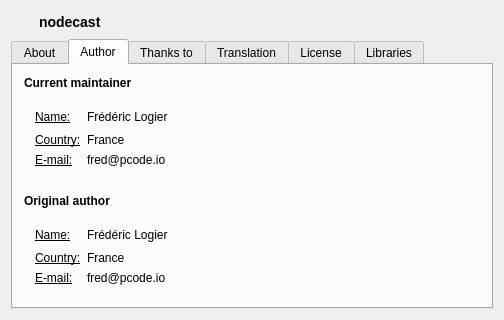
The window that src/about.ui (nodecast/nodecast) describes before a commit, drawn with Qt 5.
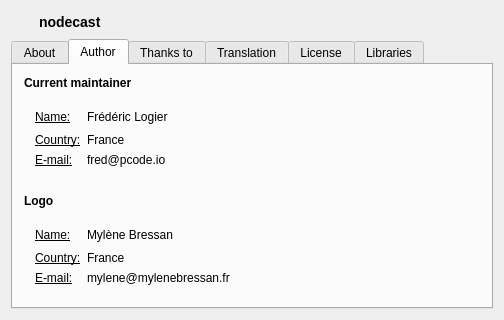
The same window after the commit. The open tabs and pages were chosen to show the change. Icons and pictures are not drawn.

Commit message: update logo, fixed rooms

Diff of the .ui file:
```diff
--- a/src/about.ui
+++ b/src/about.ui
@@ -200,14 +200,14 @@
              <item row="0" column="1">
               <widget class="QLabel" name="label_2">
                <property name="text">
-                <string notr="true">Frédéric Logier</string>
+                <string notr="true">Mylène Bressan</string>
                </property>
               </widget>
              </item>
              <item row="4" column="1">
               <widget class="QLabel" name="label_6">
                <property name="text">
-                <string notr="true">fred@pcode.io</string>
+                <string notr="true">mylene@mylenebressan.fr</string>
                </property>
               </widget>
              </item>
@@ -363,7 +363,7 @@
              </font>
             </property>
             <property name="text">
-             <string>Original author</string>
+             <string>Logo</string>
             </property>
            </widget>
           </item>
```
The commit also changes 11 other files.
